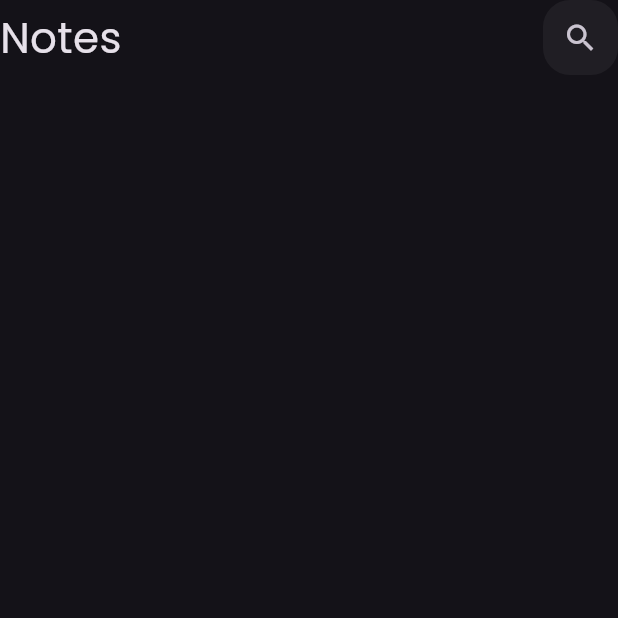
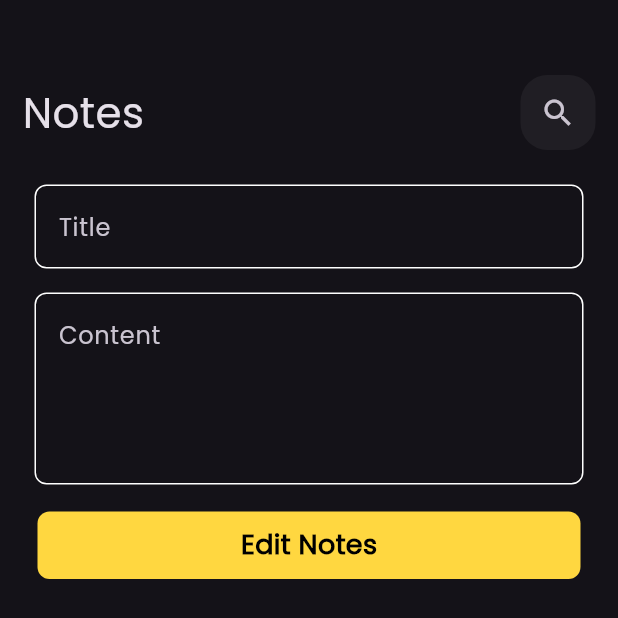
Before and after one commit to anas0952/notes-app, a Flutter app: the NotesEditApp screen opened directly, on a phone screen of 412 x 824 dp. Shown: the top 618 px of the screen. Run offline on Flutter 3.47's test engine with Material 3 defaults, Android fonts, the phone set to English and light mode, and no system bars; missing offline and left inert: awesome_icons.

Commit message:
cretae edits notes view

```diff
--- a/lib/view/notes-edit.dart
+++ b/lib/view/notes-edit.dart
@@ -1,5 +1,5 @@
 import 'package:flutter/material.dart';
-import 'package:notes_app_view/widgets/notes_view_appbar/coustom-appbar.dart';
+import 'package:notes_app_view/widgets/edits-notes-view.dart';
 
 class NotesEditApp extends StatelessWidget {
   const NotesEditApp({super.key});
@@ -7,10 +7,7 @@ class NotesEditApp extends StatelessWidget {
   @override
   Widget build(BuildContext context) {
     return const Scaffold(
-        body: Column(
-      children: [
-        CoustomAppBar(),
-      ],
-    ));
+      body: EditNotesViewBody(),
+    );
   }
 }
--- a/lib/view/notes-view.dart
+++ b/lib/view/notes-view.dart
@@ -1,5 +1,4 @@
 import 'package:flutter/material.dart';
-import 'package:notes_app_view/constants.dart';
 import 'package:notes_app_view/widgets/notes_view_addnotes.dart/notebottomshet.dart';
 import 'package:notes_app_view/widgets/notes_view_appbar/coustom-appbar.dart';
 import 'package:notes_app_view/widgets/notes_view_body/listviewnotes.dart';
--- /dev/null
+++ b/lib/widgets/edits-notes-view.dart
@@ -0,0 +1,34 @@
+import 'package:flutter/material.dart';
+import 'package:notes_app_view/widgets/notes_view_addnotes.dart/cousstome-textfailed.dart';
+import 'package:notes_app_view/widgets/notes_view_addnotes.dart/coustom-button.dart';
+import 'package:notes_app_view/widgets/notes_view_appbar/coustom-appbar.dart';
+
+class EditNotesViewBody extends StatelessWidget {
+  const EditNotesViewBody({
+    super.key,
+  });
+
+  @override
+  Widget build(BuildContext context) {
+    return const Padding(
+      padding: EdgeInsets.symmetric(horizontal: 15.0),
+      child: Column(children: [
+        SizedBox(
+          height: 50,
+        ),
+        CoustomAppBar(),
+        SizedBox(
+          height: 15,
+        ),
+        CoustomTextField(hint: 'Title'),
+        CoustomTextField(
+          hint: 'Content',
+          maxLines: 4,
+        ),
+        CoustomButton(
+          text: 'Edit Notes',
+        )
+      ]),
+    );
+  }
+}
--- a/lib/widgets/notes_view_addnotes.dart/coustom-button.dart
+++ b/lib/widgets/notes_view_addnotes.dart/coustom-button.dart
@@ -3,7 +3,9 @@ import 'package:flutter/material.dart';
 class CoustomButton extends StatelessWidget {
   const CoustomButton({
     super.key,
+    required this.text,
   });
+  final String text;
 
   @override
   Widget build(BuildContext context) {
@@ -18,10 +20,10 @@ class CoustomButton extends StatelessWidget {
             color: Colors.amberAccent,
             borderRadius: BorderRadius.circular(8),
           ),
-          child: const Center(
+          child: Center(
             child: Text(
-              'Add Notes',
-              style: TextStyle(
+              text,
+              style: const TextStyle(
                   fontSize: 18,
                   color: Colors.black,
                   fontWeight: FontWeight.bold),
--- a/lib/widgets/notes_view_addnotes.dart/notebottomshet.dart
+++ b/lib/widgets/notes_view_addnotes.dart/notebottomshet.dart
@@ -30,7 +30,9 @@ class NoteBottomShet extends StatelessWidget {
             SizedBox(
               height: 60,
             ),
-            CoustomButton()
+            CoustomButton(
+              text: 'Add Notes',
+            )
           ],
         ),
       ),
--- a/lib/widgets/notes_view_body/coustom-notesview.dart
+++ b/lib/widgets/notes_view_body/coustom-notesview.dart
@@ -1,13 +1,20 @@
 import 'package:awesome_icons/awesome_icons.dart';
 
 import 'package:flutter/material.dart';
+import 'package:notes_app_view/view/notes-edit.dart';
 
 class CoustomNotesView extends StatelessWidget {
   const CoustomNotesView({super.key});
 
   @override
   Widget build(BuildContext context) {
-    return Container(
+    return InkWell(
+      onTap: () {
+        Navigator.of(context).push(MaterialPageRoute(builder: (context) {
+          return const NotesEditApp();
+        }));
+      },
+      child: Container(
         decoration: BoxDecoration(
           color: Colors.yellow,
           borderRadius: BorderRadius.circular(18),
@@ -46,6 +53,7 @@ class CoustomNotesView extends StatelessWidget {
             )
           ],
         ),
+      ),
     );
   }
 }
```
Lines whose indentation alone changed are shown as unchanged.
